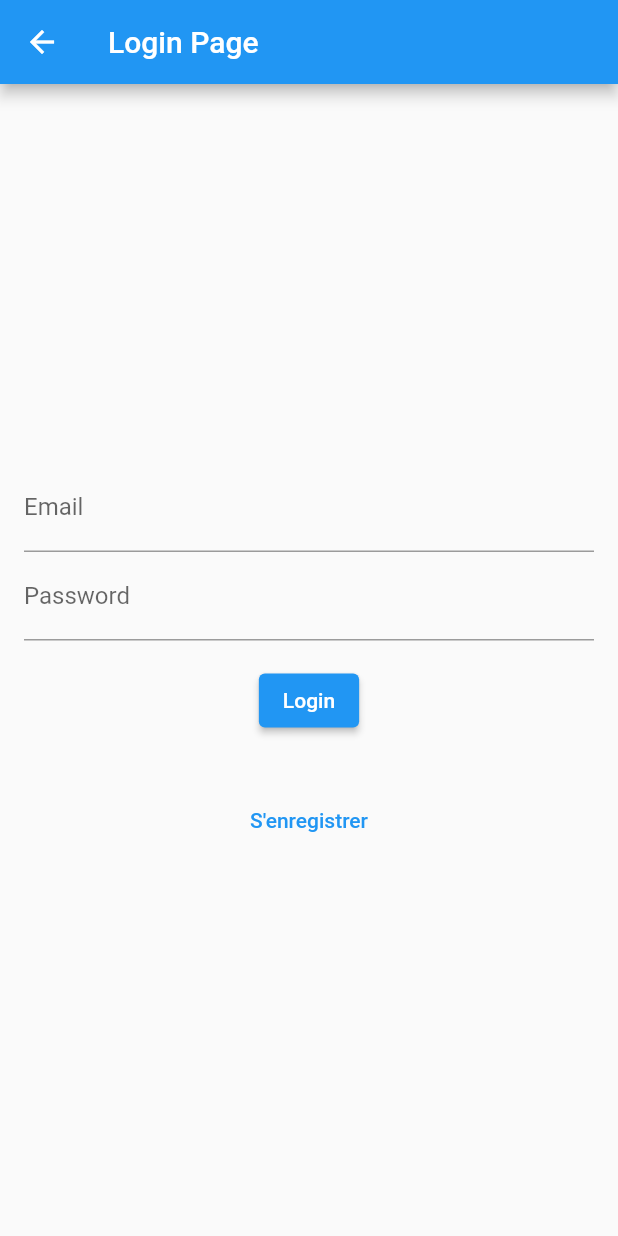
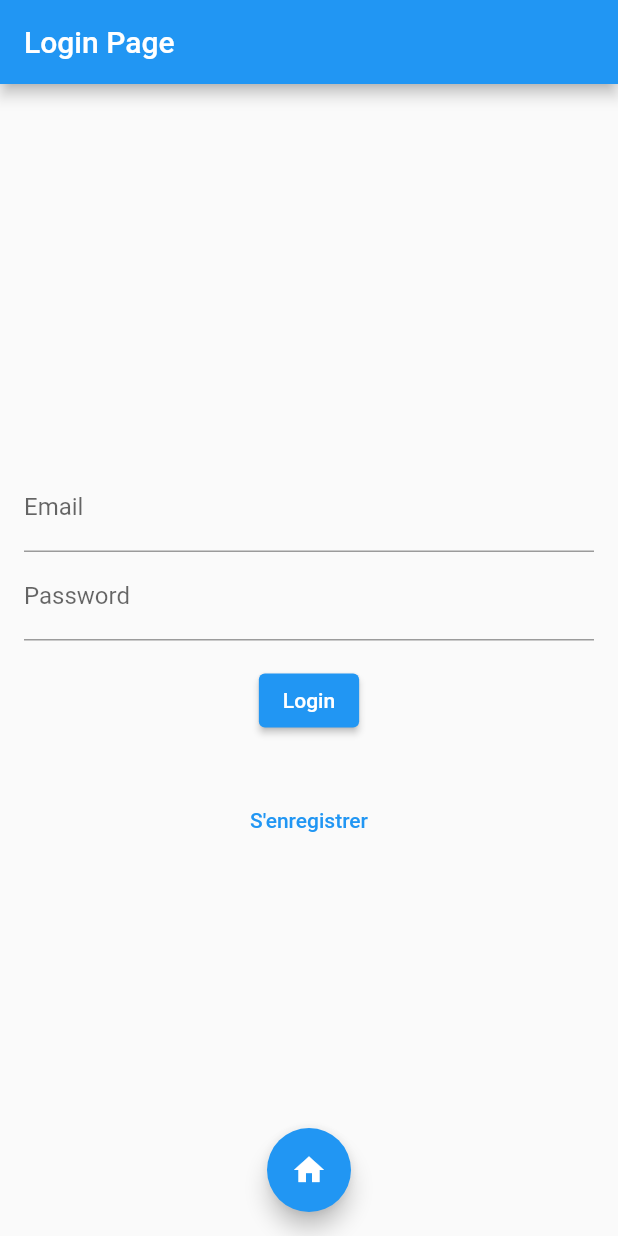
Before and after one commit to Sjetdu77/Forum_G5, a Flutter app: the screen it shows after launch, after a tap on the "login" icon, on a phone screen of 412 x 824 dp. Run offline on Flutter 3.47's test engine with Material 2 defaults, Android fonts, the phone set to English and light mode, and no system bars; our stand-ins replace cloud_firestore, firebase_auth, firebase_core; accounts and stored records are empty.

Commit message:
fix and add functions

```diff
--- a/lib/screens/HomePage.dart
+++ b/lib/screens/HomePage.dart
@@ -1,6 +1,7 @@
 import 'package:flutter/material.dart';
 import 'package:firebase_auth/firebase_auth.dart';
 import 'package:cloud_firestore/cloud_firestore.dart';
+import '../services/functionPage.dart';
 import 'PostForm.dart';
 import 'RegisterPage.dart';
 import 'LoginPage.dart';
@@ -151,8 +152,19 @@
                                             comment['author']
                                         ? IconButton(
                                             icon: Icon(Icons.delete),
-                                            onPressed: () {
-                                              // Logic to delete comment
+                                            onPressed: () async {
+                                              // Obtenir la référence du document
+                                              DocumentReference postRef =
+                                                  FirebaseFirestore.instance
+                                                      .collection('posts')
+                                                      .doc(document.id);
+
+                                              // Supprimer le commentaire de l'array messageList
+                                              await postRef.update({
+                                                'messageList':
+                                                    FieldValue.arrayRemove(
+                                                        [comment])
+                                              });
                                             },
                                           )
                                         : null,
@@ -238,16 +250,35 @@
               padding: EdgeInsets.all(16),
               child: Column(
                 mainAxisAlignment: MainAxisAlignment.end,
+                crossAxisAlignment: CrossAxisAlignment.end,
                 children: [
                   // Vérifier si l'utilisateur est connecté avant d'afficher le bouton de suppression de compte
                   if (FirebaseAuth.instance.currentUser != null)
+                    Row(
+                      mainAxisSize: MainAxisSize.min,
+                      children: [
+                        Text('Supprimer le compte'),
+                        SizedBox(
+                            width: 8), // Espacement entre le texte et le bouton
                         FloatingActionButton(
                           heroTag: 'deleteAccount',
                           onPressed: () {
                             deleteAccount(context);
                           },
                           child: Icon(Icons.delete),
+                          backgroundColor: Colors.red,
                         ),
+                      ],
+                    ),
+
+                  SizedBox(height: 8), // Espacement entre les boutons
+
+                  Row(
+                    mainAxisSize: MainAxisSize.min,
+                    children: [
+                      Text('Ajouter un post'),
+                      SizedBox(
+                          width: 8), // Espacement entre le texte et le bouton
                       FloatingActionButton(
                         heroTag: 'postform',
                         onPressed: () {
@@ -260,22 +291,44 @@
                         },
                         child: Icon(Icons.add),
                       ),
+                    ],
+                  ),
+
+                  SizedBox(height: 8), // Espacement entre les boutons
+
+                  Row(
+                    mainAxisSize: MainAxisSize.min,
+                    children: [
+                      Text(FirebaseAuth.instance.currentUser != null
+                          ? 'Se déconnecter'
+                          : 'Se connecter'),
+                      SizedBox(
+                          width: 8), // Espacement entre le texte et le bouton
                       FloatingActionButton(
                         heroTag: 'logout',
-                    onPressed: () {
-                      FirebaseAuth.instance.currentUser != null
-                          ? FirebaseAuth.instance.signOut()
-                          : Navigator.push(
+                        onPressed: () async {
+                          if (FirebaseAuth.instance.currentUser != null) {
+                            await FirebaseAuth.instance.signOut();
+                            Navigator.pushReplacement(
                               context,
                               MaterialPageRoute(
                                   builder: (context) => LoginPage()),
                             );
+                          } else {
+                            Navigator.pushReplacement(
+                              context,
+                              MaterialPageRoute(
+                                  builder: (context) => LoginPage()),
+                            );
+                          }
                         },
                         child: Icon(
                           FirebaseAuth.instance.currentUser != null
                               ? Icons.logout
                               : Icons.login,
                         ),
+                      ),
+                    ],
                   ),
                 ],
               ),
--- a/lib/screens/PostForm.dart
+++ b/lib/screens/PostForm.dart
@@ -1,6 +1,8 @@
 import 'package:flutter/material.dart';
 import 'package:firebase_auth/firebase_auth.dart';
 import 'package:cloud_firestore/cloud_firestore.dart';
+
+import '../services/functionPage.dart';
 
 class PostForm extends StatefulWidget {
   final String? postId;
@@ -18,7 +20,8 @@
 
   @override
   Widget build(BuildContext context) {
-    return Scaffold(
+    return PageWithFloatingButton(
+      child: Scaffold(
         appBar: AppBar(
           title: Text('Nouveau Post'),
         ),
@@ -52,6 +55,7 @@
                 ),
               ),
             ],
+          ),
         ),
       ),
     );
--- a/lib/screens/RegisterPage.dart
+++ b/lib/screens/RegisterPage.dart
@@ -2,6 +2,7 @@
 import 'package:firebase_auth/firebase_auth.dart';
 import 'package:cloud_firestore/cloud_firestore.dart';
 import '../services/AuthService.dart';
+import '../services/functionPage.dart';
 import 'loginPage.dart';
 
 class RegisterPage extends StatefulWidget {
@@ -22,7 +23,8 @@
 
   @override
   Widget build(BuildContext context) {
-    return Scaffold(
+    return PageWithFloatingButton(
+      child: Scaffold(
         appBar: AppBar(
           title: Text('Register Page'),
         ),
@@ -84,6 +86,7 @@
             ],
           ),
         ),
+      ),
     );
   }
 
--- a/lib/screens/loginPage.dart
+++ b/lib/screens/loginPage.dart
@@ -1,5 +1,6 @@
 import 'package:flutter/material.dart';
 import 'package:firebase_auth/firebase_auth.dart';
+import '../services/functionPage.dart';
 import '/screens/HomePage.dart';
 import 'RegisterPage.dart';
 
@@ -15,7 +16,8 @@
 
   @override
   Widget build(BuildContext context) {
-    return Scaffold(
+    return PageWithFloatingButton(
+      child: Scaffold(
         appBar: AppBar(
           title: Text('Login Page'),
         ),
@@ -60,6 +62,7 @@
             ],
           ),
         ),
+      ),
     );
   }
 
--- /dev/null
+++ b/lib/services/functionPage.dart
@@ -0,0 +1,36 @@
+import 'package:flutter/material.dart';
+
+import '../screens/HomePage.dart';
+
+class PageWithFloatingButton extends StatelessWidget {
+  final Widget child;
+
+  PageWithFloatingButton({required this.child});
+
+  @override
+  Widget build(BuildContext context) {
+    return Stack(
+      children: [
+        child,
+        Align(
+          alignment: Alignment.bottomCenter,
+          child: Padding(
+            padding: EdgeInsets.all(16),
+            child: FloatingActionButton(
+              heroTag: 'homeButton',
+              onPressed: () {
+                Navigator.push(
+                  context,
+                  MaterialPageRoute(
+                    builder: (context) => HomePage(),
+                  ),
+                );
+              },
+              child: Icon(Icons.home),
+            ),
+          ),
+        ),
+      ],
+    );
+  }
+}
```
Lines whose indentation alone changed are shown as unchanged.
